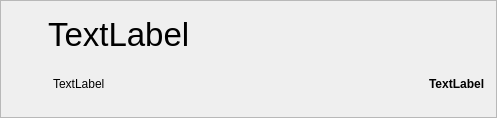
Old version of the form music-login/header.ui in the repository ubports/ubuntuone-credentials.
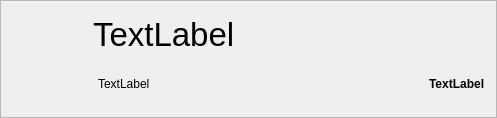
New version of the form.

Commit message: changing label image to have a fixed width

Diff of the .ui file:
```diff
--- a/music-login/header.ui
+++ b/music-login/header.ui
@@ -28,6 +28,12 @@
        <verstretch>0</verstretch>
       </sizepolicy>
      </property>
+     <property name="minimumSize">
+      <size>
+       <width>75</width>
+       <height>0</height>
+      </size>
+     </property>
      <property name="maximumSize">
       <size>
        <width>75</width>
@@ -35,7 +41,7 @@
       </size>
      </property>
      <property name="text">
-      <string>         </string>
+      <string/>
      </property>
      <property name="alignment">
       <set>Qt::AlignCenter</set>
```
